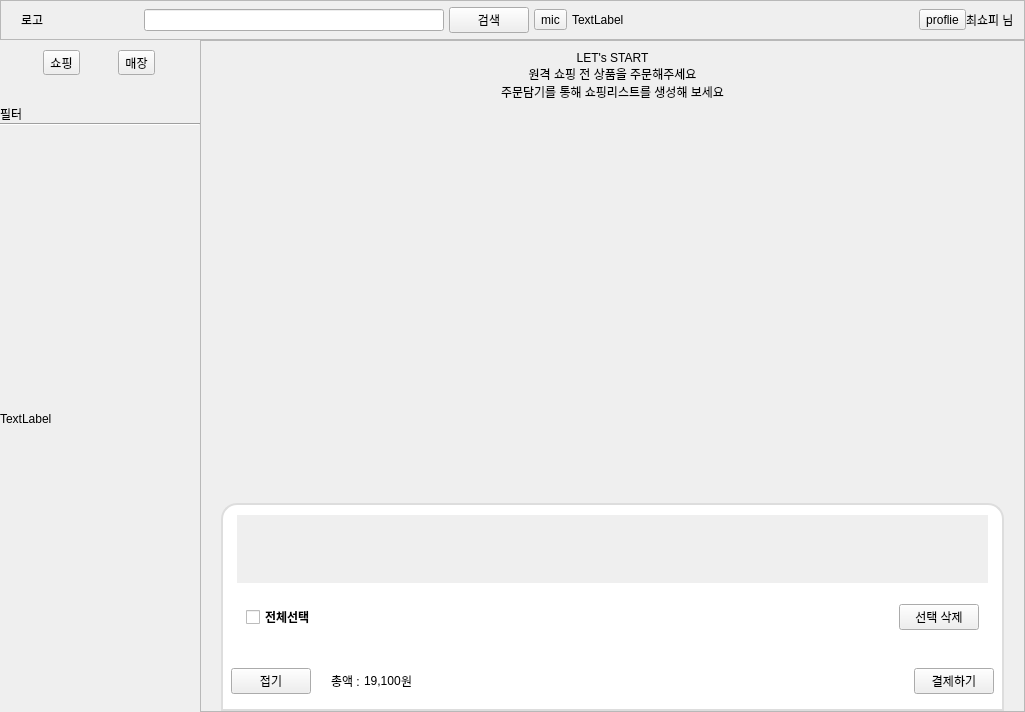
This is shopee_ros2/src/shopee_app/shopee_app/ui/layout_user.ui in addinedu-roscamp-7th/roscamp-repo-1 as Qt 5 draws it before an edit. The edited form follows.
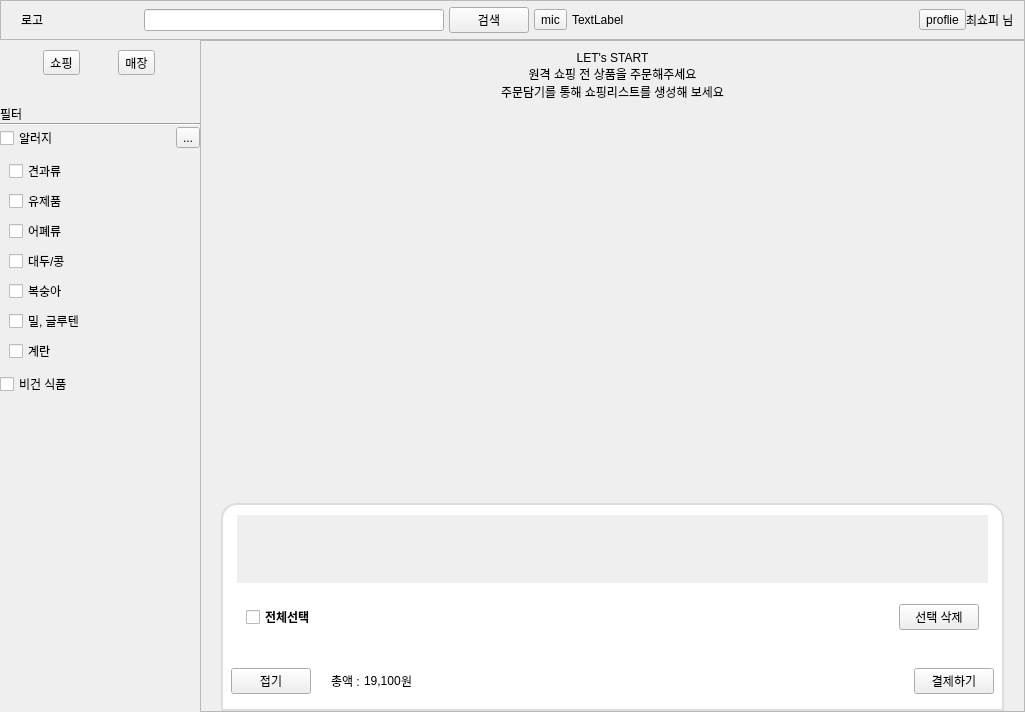
This is the edited form. The open tabs and pages were chosen to show the change. Icons and pictures are not drawn.

Commit message: [ShoppeApp] 필터 레이아웃 추가

```diff
--- a/shopee_ros2/src/shopee_app/shopee_app/ui/layout_user.ui
+++ b/shopee_ros2/src/shopee_app/shopee_app/ui/layout_user.ui
@@ -384,7 +384,7 @@
               <verstretch>0</verstretch>
              </sizepolicy>
             </property>
-            <layout class="QVBoxLayout" name="verticalLayout_6" stretch="0,0,10">
+            <layout class="QVBoxLayout" name="verticalLayout_6" stretch="0,0,0,0,0,0">
              <property name="spacing">
               <number>0</number>
              </property>
@@ -415,12 +415,111 @@
               </widget>
              </item>
              <item>
-              <widget class="QLabel" name="label_6">
+              <layout class="QHBoxLayout" name="horizontalLayout_12">
+               <item>
+                <widget class="QCheckBox" name="cb_allergy_total">
+                 <property name="text">
+                  <string>알러지</string>
+                 </property>
+                </widget>
+               </item>
+               <item>
+                <spacer name="horizontalSpacer_11">
+                 <property name="orientation">
+                  <enum>Qt::Horizontal</enum>
+                 </property>
+                 <property name="sizeHint" stdset="0">
+                  <size>
+                   <width>40</width>
+                   <height>20</height>
+                  </size>
+                 </property>
+                </spacer>
+               </item>
+               <item>
+                <widget class="QToolButton" name="btn_allergy">
+                 <property name="text">
+                  <string>...</string>
+                 </property>
+                </widget>
+               </item>
+              </layout>
+             </item>
+             <item>
+              <widget class="QWidget" name="widget_allergy_sub" native="true">
+               <layout class="QVBoxLayout" name="verticalLayout_23">
+                <item>
+                 <widget class="QCheckBox" name="cb_nuts">
+                  <property name="text">
+                   <string>견과류</string>
+                  </property>
+                 </widget>
+                </item>
+                <item>
+                 <widget class="QCheckBox" name="cb_milk">
+                  <property name="text">
+                   <string>유제품</string>
+                  </property>
+                 </widget>
+                </item>
+                <item>
+                 <widget class="QCheckBox" name="cb_seafood">
+                  <property name="text">
+                   <string>어폐류</string>
+                  </property>
+                 </widget>
+                </item>
+                <item>
+                 <widget class="QCheckBox" name="cb_bean">
+                  <property name="text">
+                   <string>대두/콩</string>
+                  </property>
+                 </widget>
+                </item>
+                <item>
+                 <widget class="QCheckBox" name="cb_peach">
+                  <property name="text">
+                   <string>복숭아</string>
+                  </property>
+                 </widget>
+                </item>
+                <item>
+                 <widget class="QCheckBox" name="cb_gluten">
+                  <property name="text">
+                   <string>밀, 글루텐</string>
+                  </property>
+                 </widget>
+                </item>
+                <item>
+                 <widget class="QCheckBox" name="cb_egg">
+                  <property name="text">
+                   <string>계란</string>
+                  </property>
+                 </widget>
+                </item>
+               </layout>
+              </widget>
+             </item>
+             <item>
+              <widget class="QCheckBox" name="cb_vegan">
                <property name="text">
-                <string>TextLabel</string>
+                <string>비건 식품</string>
                </property>
               </widget>
              </item>
+             <item>
+              <spacer name="verticalSpacer_3">
+               <property name="orientation">
+                <enum>Qt::Vertical</enum>
+               </property>
+               <property name="sizeHint" stdset="0">
+                <size>
+                 <width>20</width>
+                 <height>40</height>
+                </size>
+               </property>
+              </spacer>
+             </item>
             </layout>
            </widget>
            <widget class="QWidget" name="side_pick_page">
```
Left out of the diff: 15 changed lines with no effect on the pictures. The commit also changes 1 other file.
